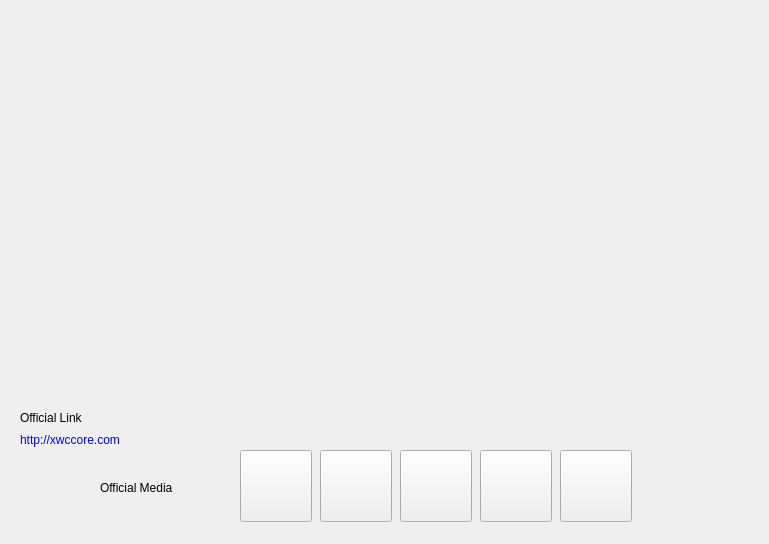
Above: src/qt/forms/firstpage.ui from WhitecoinCore/whitecoin before the change. Below: the same form after it.
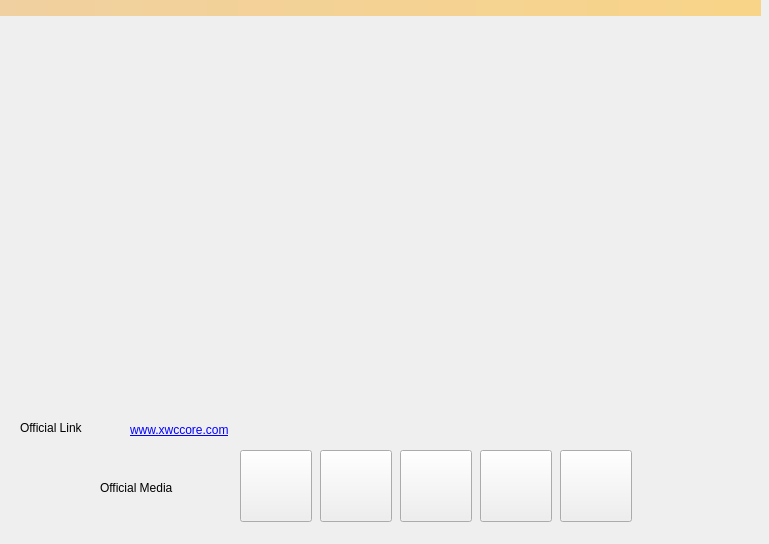
That is the form after the change. Icons and pictures are not drawn.

Commit message: ui adjust and add alert on first page

```diff
--- a/src/qt/forms/firstpage.ui
+++ b/src/qt/forms/firstpage.ui
@@ -17,9 +17,9 @@
    <property name="geometry">
     <rect>
      <x>0</x>
-     <y>10</y>
+     <y>20</y>
      <width>341</width>
-     <height>141</height>
+     <height>131</height>
     </rect>
    </property>
    <property name="font">
@@ -44,10 +44,10 @@
   <widget class="QTextBrowser" name="textBrowser_info">
    <property name="geometry">
     <rect>
-     <x>10</x>
-     <y>160</y>
+     <x>0</x>
+     <y>200</y>
      <width>291</width>
-     <height>141</height>
+     <height>191</height>
     </rect>
    </property>
    <property name="autoFillBackground">
@@ -85,8 +85,8 @@
   <widget class="QLabel" name="label_official_link">
    <property name="geometry">
     <rect>
-     <x>20</x>
-     <y>430</y>
+     <x>130</x>
+     <y>420</y>
      <width>151</width>
      <height>21</height>
     </rect>
@@ -95,7 +95,7 @@
     <string notr="true"/>
    </property>
    <property name="text">
-    <string>&lt;style&gt; a {text-decoration: none} &lt;/style&gt; &lt;a href=&quot;http://xwccore.com&quot;&gt;http://xwccore.com&lt;/a&gt;</string>
+    <string>&lt;html&gt;&lt;head/&gt;&lt;body&gt;&lt;p&gt;&lt;a href=&quot;http://xwccore.com&quot;&gt;&lt;span style=&quot; text-decoration: underline; color:#0000ff;&quot;&gt;www.xwccore.com&lt;/span&gt;&lt;/a&gt;&lt;/p&gt;&lt;/body&gt;&lt;/html&gt;</string>
    </property>
    <property name="openExternalLinks">
     <bool>true</bool>
@@ -127,7 +127,7 @@
    <property name="geometry">
     <rect>
      <x>20</x>
-     <y>410</y>
+     <y>420</y>
      <width>111</width>
      <height>16</height>
     </rect>
@@ -244,6 +244,35 @@
     <string/>
    </property>
   </widget>
+  <widget class="QLabel" name="labelAlerts">
+   <property name="geometry">
+    <rect>
+     <x>0</x>
+     <y>0</y>
+     <width>761</width>
+     <height>16</height>
+    </rect>
+   </property>
+   <property name="maximumSize">
+    <size>
+     <width>761</width>
+     <height>16777215</height>
+    </size>
+   </property>
+   <property name="visible">
+    <bool>true</bool>
+   </property>
+   <property name="styleSheet">
+    <string notr="true">background-color: qlineargradient(x1: 0, y1: 0, x2: 1, y2: 0, stop:0 #F0D0A0, stop:1 #F8D488);  color:#000000
+</string>
+   </property>
+   <property name="wordWrap">
+    <bool>false</bool>
+   </property>
+   <property name="margin">
+    <number>0</number>
+   </property>
+  </widget>
  </widget>
  <resources/>
  <connections/>
```
Left out of the diff: 24 changed lines with no effect on the pictures. The commit also changes 11 other files.
